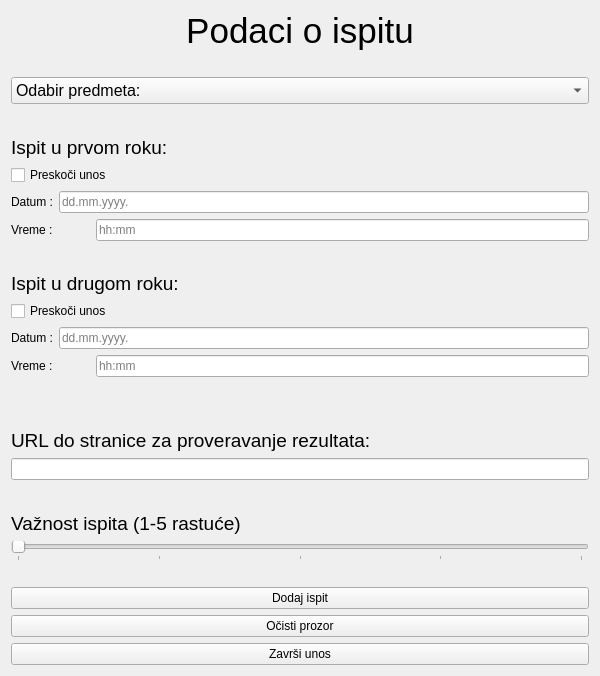
The window that Planer/MatfPlaner/forms/InsertExams.ui (stenjo1/MATF_Planner) describes before a commit, drawn with Qt 5.
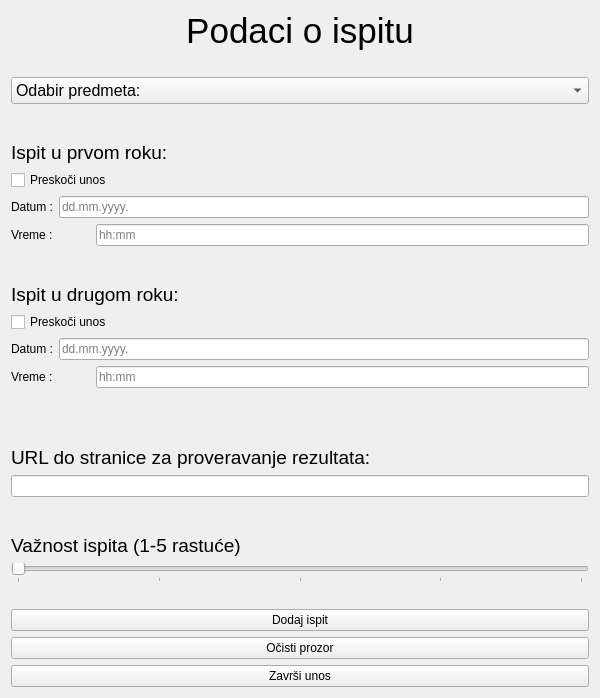
The same window after the commit.

What changed in the file:
```diff
--- a/Planer/MatfPlaner/forms/InsertExams.ui
+++ b/Planer/MatfPlaner/forms/InsertExams.ui
@@ -7,7 +7,7 @@
     <x>0</x>
     <y>0</y>
     <width>600</width>
-    <height>676</height>
+    <height>698</height>
    </rect>
   </property>
   <property name="windowTitle">
```
Left out of the diff: 2 changed lines with no effect on the pictures.
